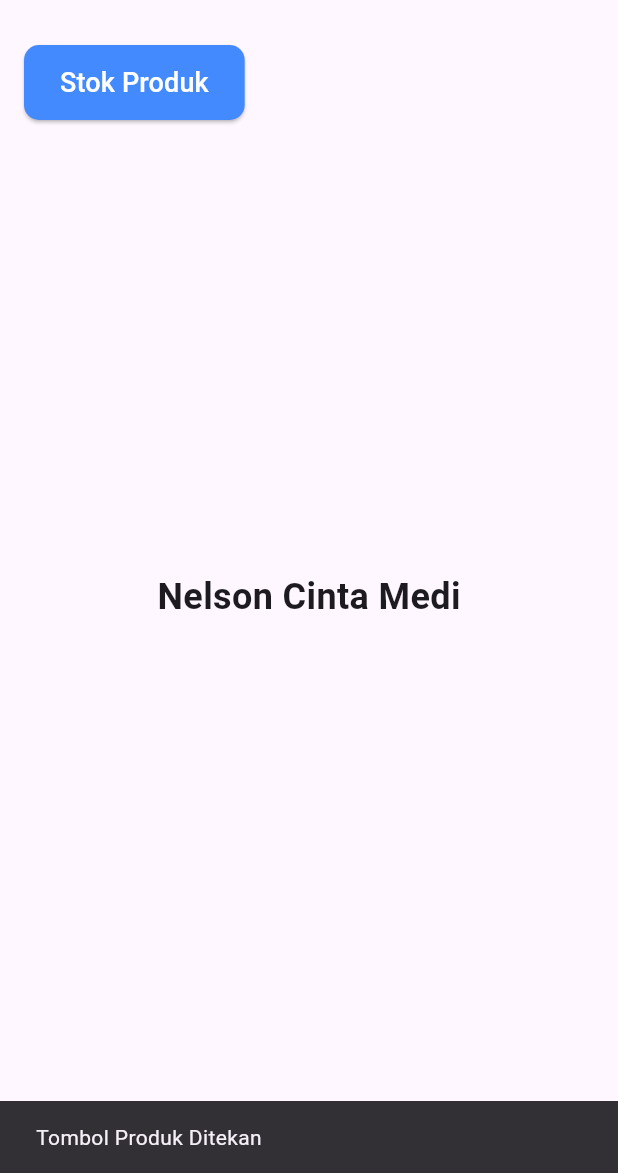
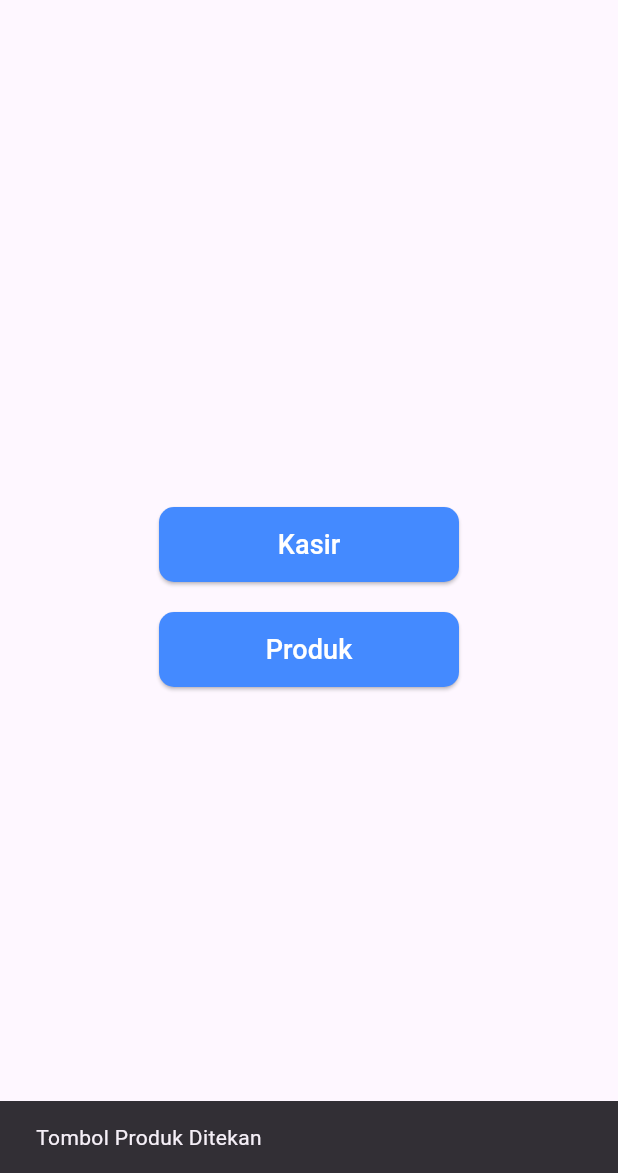
Before and after one commit to phinnpw2/kptokoberkatjaya, a Flutter app: the HomeScreen screen opened directly, after a tap on the "shopping cart" icon, on a phone screen of 412 x 824 dp, the part 63-1236 px from its top. Run offline on Flutter 3.47's test engine with Material 3 defaults, Android fonts, the phone set to English and light mode, and no system bars; our stand-ins replace firebase_core; accounts and stored records are empty.

Commit message:
Initial Project

```diff
--- a/lib/screens/home_screen.dart
+++ b/lib/screens/home_screen.dart
@@ -1,4 +1,5 @@
 import 'package:flutter/material.dart';
+import 'product_detail_screen.dart'; // Import layar detail produk
 
 class HomeScreen extends StatefulWidget {
   const HomeScreen({super.key});
@@ -15,6 +16,27 @@ class _HomeScreenState extends State<HomeScreen> {
     );
   }
 
+  // Fungsi untuk menangani aksi tombol "Kasir"
+  void _onKasirPressed() {
+    ScaffoldMessenger.of(context).showSnackBar(
+      SnackBar(content: Text('Tombol Kasir Ditekan')),
+    );
+  }
+
+  // Fungsi untuk menavigasi ke halaman detail produk
+  void _navigateToProductDetail() {
+    // Menavigasi ke halaman ProductDetailScreen
+    Navigator.push(
+      context,
+      MaterialPageRoute(
+        builder: (context) => ProductDetailScreen(
+         //'Produk A',  // Nama produk yang diteruskan
+          // 10,  // Stok produk yang diteruskan
+        ),
+      ),
+    );
+  }
+
   @override
   Widget build(BuildContext context) {
     return Scaffold(
@@ -26,36 +48,44 @@ class _HomeScreenState extends State<HomeScreen> {
           tooltip: 'Produk',  // Tooltip untuk tombol
         ),
       ),
-      body: Stack(  // Menggunakan Stack untuk meletakkan tombol di atas kiri
+      body: Center(  // Menggunakan Center untuk menempatkan tombol di tengah
+        child: Column(  // Menambahkan Column untuk menempatkan tombol secara vertikal
+          mainAxisAlignment: MainAxisAlignment.center,  // Memastikan tombol di tengah secara vertikal
           children: [
-          Center(
-            child: const Text(
-              'Nelson Cinta Medi',
-              style: TextStyle(fontSize: 24, fontWeight: FontWeight.bold),
-            ),
-          ),
-          Align(
-            alignment: Alignment.topLeft, // Menempatkan tombol di atas kiri
-            child: Padding(
-              padding: const EdgeInsets.all(16.0), // Padding dari tepi layar
-              child: ElevatedButton(
-                onPressed: _onProdukPressed, // Fungsi yang dipanggil saat tombol ditekan
+            ElevatedButton(
+              onPressed: _onKasirPressed,  // Aksi tombol Kasir
               style: ElevatedButton.styleFrom(
-                  backgroundColor: Colors.blueAccent, // Warna tombol
+                backgroundColor: Colors.blueAccent, // Warna tombol Kasir
+                minimumSize: Size(200, 50),  // Menentukan ukuran minimal tombol
                 padding: EdgeInsets.symmetric(vertical: 12.0, horizontal: 24.0),
                 shape: RoundedRectangleBorder(
                   borderRadius: BorderRadius.circular(10), // Membuat tombol melengkung
                 ),
               ),
               child: const Text(
-                  'Stok Produk', // Teks yang ada di dalam tombol
+                'Kasir', // Teks tombol Kasir
                 style: TextStyle(fontSize: 18, color: Colors.white),
               ),
             ),
+            const SizedBox(height: 20),  // Jarak antara tombol Kasir dan Produk
+            ElevatedButton(
+              onPressed: _navigateToProductDetail,  // Navigasi ke halaman detail produk
+              style: ElevatedButton.styleFrom(
+                backgroundColor: Colors.blueAccent, // Warna tombol Produk
+                minimumSize: Size(200, 50),  // Menentukan ukuran minimal tombol
+                padding: EdgeInsets.symmetric(vertical: 12.0, horizontal: 24.0),
+                shape: RoundedRectangleBorder(
+                  borderRadius: BorderRadius.circular(10), // Membuat tombol melengkung
+                ),
+              ),
+              child: const Text(
+                'Produk', // Teks tombol Produk
+                style: TextStyle(fontSize: 18, color: Colors.white),
               ),
             ),
           ],
         ),
+      ),
     );
   }
 }
```
Also changed, not shown: lib/screens/login_screen.dart (+33 -26 lines), lib/screens/product_detail_screen.dart (added, +180 -0 lines), 1 other file. Lines whose indentation alone changed are shown as unchanged.
